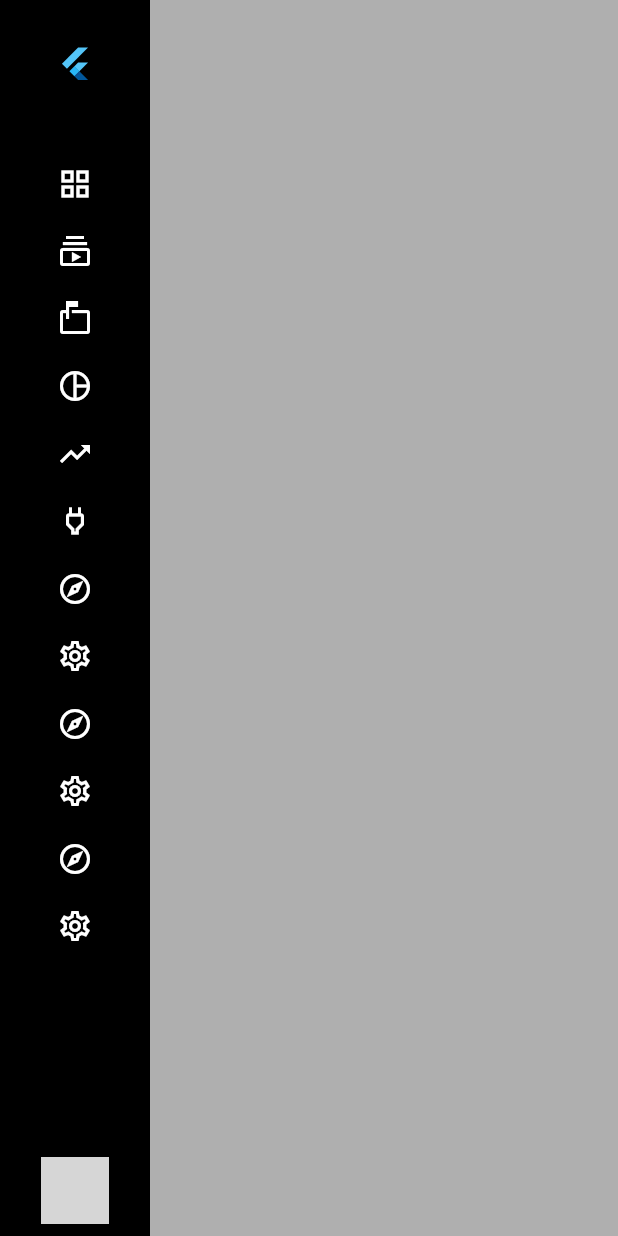
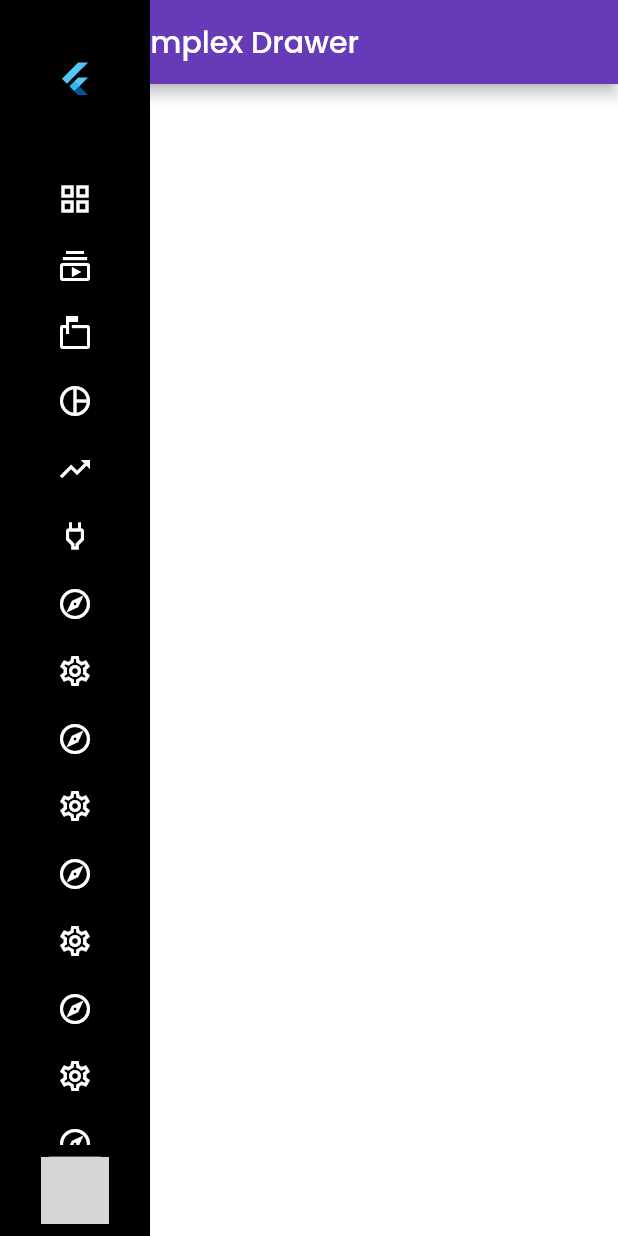
Before and after one commit to Dharmeshgevariya/kitchen_app, a Flutter app: the ComplexDrawer screen opened directly, with the side drawer open, on a phone screen of 412 x 824 dp. Run offline on Flutter 3.47's test engine with Material 2 defaults, Android fonts, the phone set to English and light mode, and no system bars; our stand-ins replace google_fonts; network calls fail; grey boxes are pictures that could not be loaded.

Commit message:
Menu Complete

```diff
--- a/lib/Colorz.dart
+++ b/lib/Colorz.dart
@@ -3,6 +3,9 @@ import 'package:flutter/material.dart';
 class Colorz{
 
   static const complexDrawerCanvasColor = Color(0xFFAFAFAF);
+  static const complexDrawerCanvasTrasprentColor = Color(0xAFAFAF);
   static const complexDrawerBlack = Color(0xFF000000);
   static const complexDrawerBlueGrey= Color(0xFF234354);
+  static const complexDrawerDeepPurple = Colors.deepPurple;
+  static const complexDrawersubDomainTiles = complexDrawerDeepPurple;
 }
--- a/lib/ComplexDrawer.dart
+++ b/lib/ComplexDrawer.dart
@@ -1,7 +1,9 @@
 import 'package:flutter/material.dart';
+import 'package:google_fonts/google_fonts.dart';
 import 'package:kitchen_app/CDM.dart';
+
+import 'Colorz.dart';
 import 'Urls.dart';
-import 'Colorz.dart';
 
 class ComplexDrawer extends StatefulWidget {
   const ComplexDrawer({Key? key}) : super(key: key);
@@ -17,17 +19,22 @@ class _ComplexDrawerState extends State<ComplexDrawer> {
         appBar: appBar(),
         drawer: ComplexDrawerD(),
         drawerScrimColor: Colors.transparent,
-      backgroundColor: Colorz.complexDrawerCanvasColor,
+        backgroundColor: Colors.white,
+
+
     );
   }
 
   appBar() {
     return AppBar(
+      iconTheme: IconTheme.of(context).copyWith(
+        color: Colors.white,
+      ),
       title: Text(
         "Complex Drawer",
-        style: TextStyle(color: Colors.black),
+        style: GoogleFonts.poppins(color: Colors.white),
       ),
-      backgroundColor: Colorz.complexDrawerCanvasColor,
+      backgroundColor: Colorz.complexDrawerDeepPurple,
     );
   }
 }
@@ -48,22 +55,32 @@ class _ComplexDrawerDState extends State<ComplexDrawerD> {
     double width = MediaQuery.of(context).size.width;
     return Container(
       width: width,
-      child: row(),
-      color: Colorz.complexDrawerCanvasColor,
+        color: Colorz.complexDrawerCanvasTrasprentColor,
+      child:row()
     );
   }
 
   Widget row() {
-    return Row(
+    return GestureDetector(
+        onHorizontalDragUpdate:(e) {
+          if(e.delta.dx>0){
+            expandoOrShrinkDrawer();
+          }
+          else{
+            expandoOrShrinkDrawer();
+          }
+        },
+        child: Row(
         children: [
           isExpanded ? blackIconTile() : blackIconMenu(),
           invisibleSubMenus(),
         ],
+      ),
     );
   }
 
   Widget blackIconTile() {
-    return Container(
+    return  Container(
       width: 230,
       color: Colorz.complexDrawerBlack,
       child: Column(
@@ -77,9 +94,10 @@ class _ComplexDrawerDState extends State<ComplexDrawerD> {
                   CDM cdm = cdms[index];
                   bool selected = selectedIndex == index;
                   return ExpansionTile(
+                      backgroundColor: Colorz.complexDrawersubDomainTiles,
                       onExpansionChanged: (z) {
                         setState(() {
-                          selectedIndex = z?index:-1;
+                          selectedIndex = z ? index : -1;
                         });
                       },
                       leading: Icon(
@@ -88,10 +106,10 @@ class _ComplexDrawerDState extends State<ComplexDrawerD> {
                       ),
                       title: Text(
                         cdm.title,
-                        style: TextStyle(color: Colors.white),
+                        style: GoogleFonts.poppins( color: Colors.white),
                       ),
                       trailing: cdm.submenus.isEmpty
-                          ? null
+                          ? const SizedBox()
                           : Icon(
                         selected
                             ? Icons.keyboard_arrow_down
@@ -107,23 +125,27 @@ class _ComplexDrawerDState extends State<ComplexDrawerD> {
         ],
       ),
     );
+
   }
 
   Widget controlTile() {
-    return Padding(
-      padding: const EdgeInsets.only(top:20,bottom: 30.0),
+    return  Padding(
+        padding: const EdgeInsets.only(top: 25, bottom: 10.0),
         child: ListTile(
           leading: FlutterLogo(),
-        title: Text('Flutter Ship',style: TextStyle(color: Colors.white,fontSize: 18,fontWeight: FontWeight.bold),),
-      onTap: expandoOrShrinkDrawer,
+          title: Text(
+            'Flutter Ship',
+            style: GoogleFonts.roboto(
+                color: Colors.white, fontSize: 18, fontWeight: FontWeight.bold),
           ),
-
+         /* onTap: expandoOrShrinkDrawer,*/
+        ),
       );
   }
 
   Widget blackIconMenu() {
     return AnimatedContainer(
-      duration: Duration(milliseconds: 300),
+        duration: Duration(seconds: 300),
         width: 100,
         color: Colorz.complexDrawerBlack,
         child: Column(
@@ -154,34 +176,39 @@ class _ComplexDrawerDState extends State<ComplexDrawerD> {
             accountButton(),
           ],
         ),
-
       );
   }
 
-  Widget accountButton({bool usePadding = true}){
+  Widget accountButton({bool usePadding = true}) {
     return Padding(
-      padding: EdgeInsets.all(usePadding?8:0),
+      padding: EdgeInsets.all(usePadding ? 8 : 0),
       child: AnimatedContainer(
         duration: Duration(milliseconds: 300),
-        height:45,
-        width:45,
+        height: 45,
+        width: 45,
         decoration: BoxDecoration(
-            image:DecorationImage(
-                image:NetworkImage(Urls.googleImg),
-            fit: BoxFit.fill) ,
-            borderRadius:BorderRadius.circular(6),
+          color: Colors.white70,
+          image: DecorationImage(
+              image: NetworkImage(Urls.googleImg), fit: BoxFit.fill),
+          borderRadius: BorderRadius.circular(6),
         ),
       ),
     );
   }
 
-  Widget accountTile(){
+  Widget accountTile() {
     return Container(
       color: Colorz.complexDrawerBlueGrey,
       child: ListTile(
         leading: accountButton(usePadding: false),
-        title: Text("Dharmesh Gevariya",style: TextStyle(color:Colors.white,fontSize: 12 ),),
-        subtitle: Text("gevariya.d@gmail.com",style: const TextStyle(color:Colors.white70,fontSize: 10 ),),
+        title: Text(
+          "Dharmesh Gevariya",
+          style: TextStyle( color: Colors.white, fontSize: 12),
+        ),
+        subtitle: Text(
+          "gevariya.d@gmail.com",
+          style: const TextStyle( color: Colors.white70, fontSize: 10),
+        ),
       ),
     );
   }
@@ -190,16 +217,20 @@ class _ComplexDrawerDState extends State<ComplexDrawerD> {
     return AnimatedContainer(
         duration: Duration(milliseconds: 300),
         width: isExpanded ? 0 : 125,
-        color: Colorz.complexDrawerCanvasColor,
+        color: Colorz.complexDrawerCanvasTrasprentColor,
         alignment: Alignment.center,
+        child: Column(
+          children: [
+            Container(height: 95),
+            Expanded(
               child: ListView.builder(
                   itemCount: cdms.length,
                   itemBuilder: (context, index) {
                     CDM cmd = cdms[index];
-              if (cmd == null)
+                    /*if (cmd == null)
                       return Container(
                         height: 95,
-                );
+                      );*/
                     bool selected = selectedIndex == index;
                     bool isValidSubMenu = selected && cmd.submenus.isNotEmpty;
 
@@ -207,19 +238,23 @@ class _ComplexDrawerDState extends State<ComplexDrawerD> {
                         [cmd.title]..addAll(cmd.submenus), isValidSubMenu);
 
                     return invisibleSubMenusWidget();
-            }));
+                  }),
+            ),
+          ],
+        ));
   }
 
   Widget controlButton() {
     return Padding(
-      padding: const EdgeInsets.only(top: 20, bottom: 35),
+      padding: const EdgeInsets.only(top: 30, bottom: 35),
       child: InkWell(
-        onTap: expandoOrShrinkDrawer,
+       // onTap: expandoOrShrinkDrawer,
         child: Container(
           height: 45,
           child: FlutterLogo(),
         ),
       ),
+
    );
   }
 
@@ -232,7 +267,7 @@ class _ComplexDrawerDState extends State<ComplexDrawerD> {
   Widget subMenuWidget(List<String> submenus, bool isValidSubMenu) {
     return AnimatedContainer(
       duration: Duration(milliseconds: 300),
-      height: isValidSubMenu ? submenus.length.toDouble()*37.5: 45,
+      height: isValidSubMenu ? submenus.length.toDouble() * 37.5 : 45,
       alignment: Alignment.center,
       decoration: BoxDecoration(
           color: isValidSubMenu
@@ -261,6 +296,7 @@ class _ComplexDrawerDState extends State<ComplexDrawerD> {
         child: Text(
           subMenu,
           style: TextStyle(
+              fontFamily: 'Rowdies',
               color: isTitle ? Colors.white : Colors.grey[100],
               fontSize: isTitle ? 17 : 14,
               fontWeight: isTitle ? FontWeight.bold : FontWeight.normal),
@@ -286,7 +322,14 @@ class _ComplexDrawerDState extends State<ComplexDrawerD> {
     CDM(Icons.markunread_mailbox_outlined, "Posts", ["Blog", "Affilate"]),
     CDM(Icons.pie_chart_outline, "Analytics", []),
     CDM(Icons.trending_up_outlined, "Chart", []),
-    CDM(Icons.power_outlined, "Plugins", ["HTML & CSS", "Javascript","Blog", "Affilate"]),
+    CDM(Icons.power_outlined, "Plugins",
+        ["HTML & CSS", "Javascript", "Blog", "Affilate"]),
+    CDM(Icons.explore_outlined, "Explore", []),
+    CDM(Icons.settings_outlined, "Settings", []),
+    CDM(Icons.explore_outlined, "Explore", []),
+    CDM(Icons.settings_outlined, "Settings", []),
+    CDM(Icons.explore_outlined, "Explore", []),
+    CDM(Icons.settings_outlined, "Settings", []),
     CDM(Icons.explore_outlined, "Explore", []),
     CDM(Icons.settings_outlined, "Settings", []),
     CDM(Icons.explore_outlined, "Explore", []),
--- a/pubspec.yaml
+++ b/pubspec.yaml
@@ -34,6 +34,7 @@ dependencies:
   # The following adds the Cupertino Icons font to your application.
   # Use with the CupertinoIcons class for iOS style icons.
   cupertino_icons: ^1.0.2
+  google_fonts: ^2.1.0
 
 dev_dependencies:
   flutter_test:
```
Also changed, not shown: pubspec.lock, 1 other file. Lines whose indentation alone changed are shown as unchanged.
